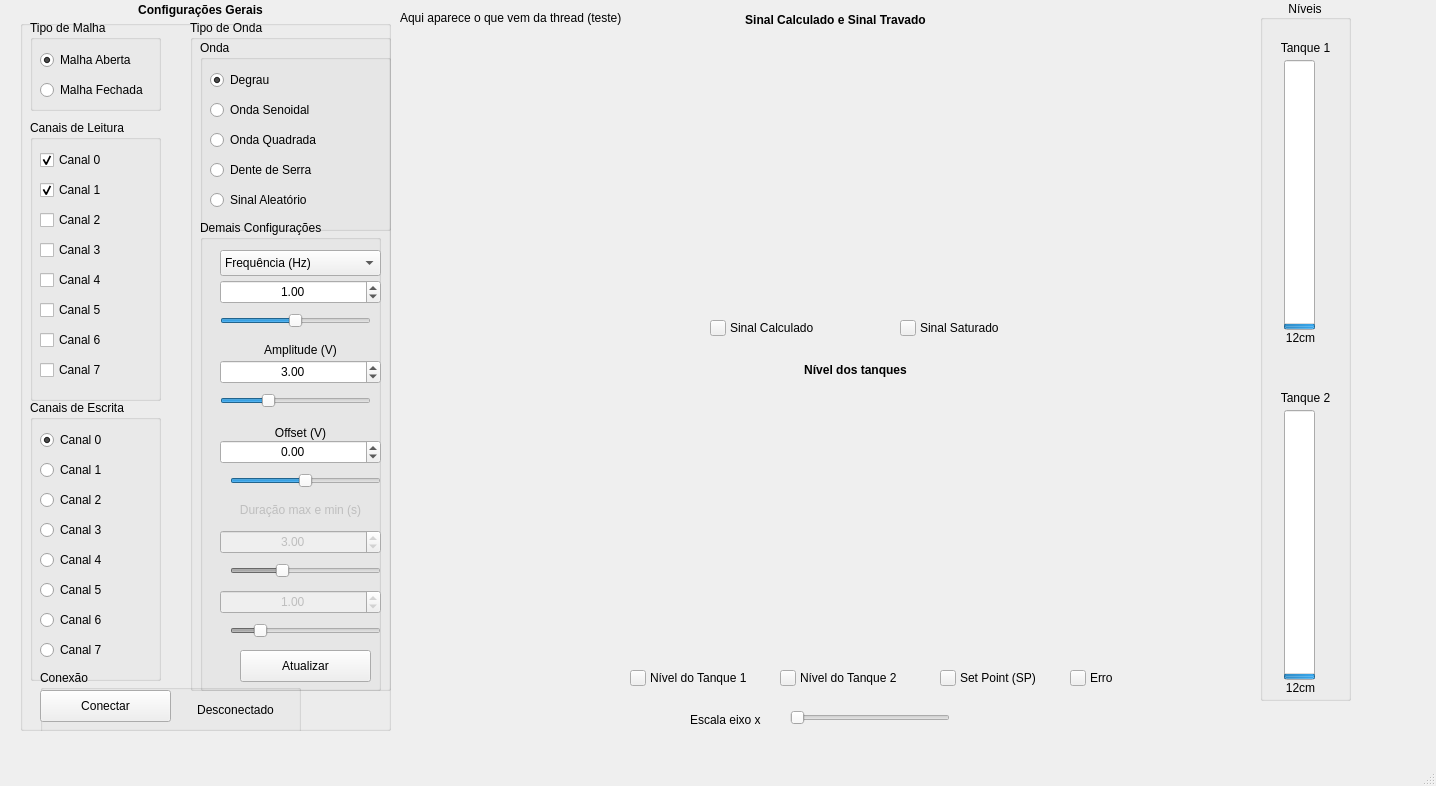
Qt form supervisorio.ui (ADHRT/controleTanque) before a commit.
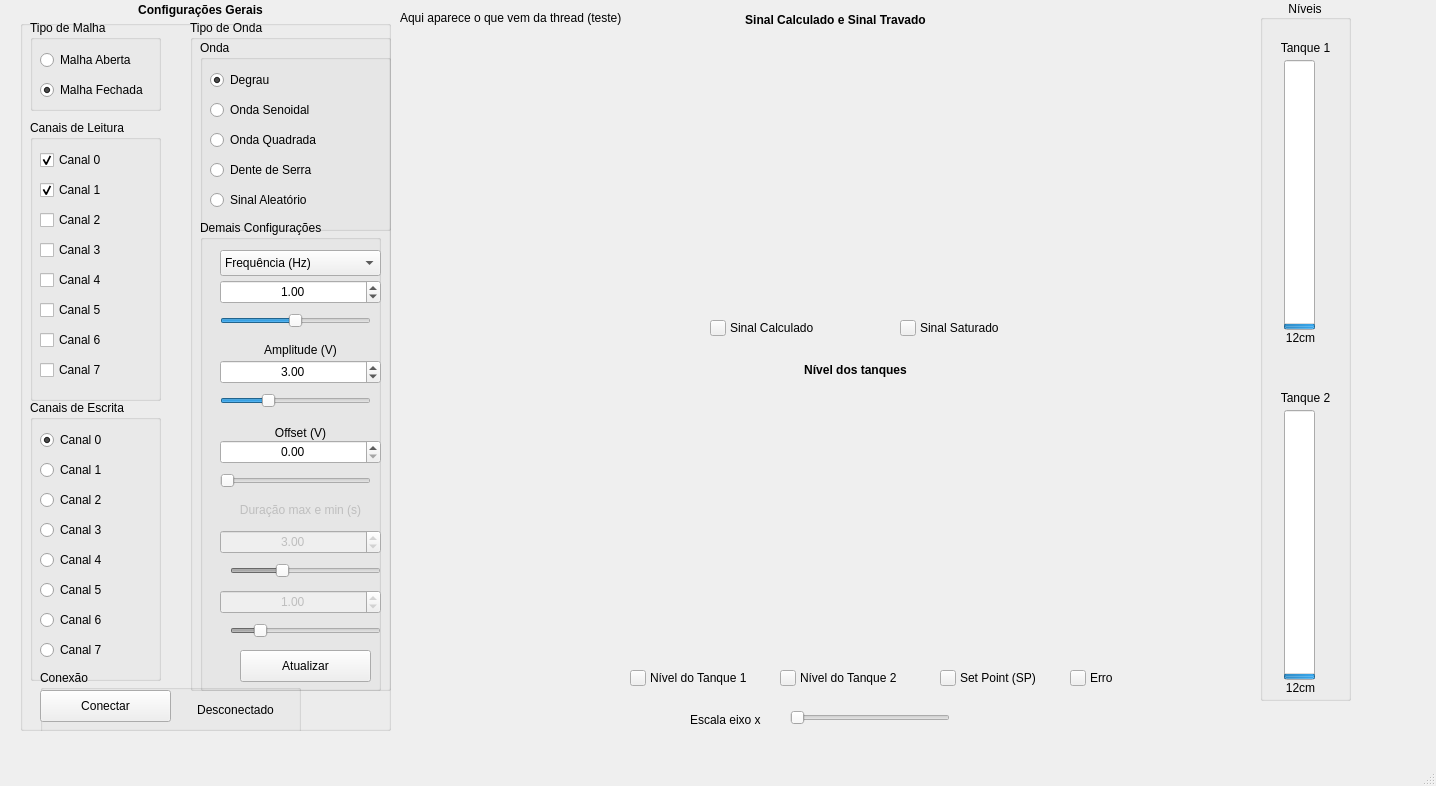
The same form after that commit. Icons and pictures are not drawn. Custom widgets are drawn as their Qt base class.

Commit message: FIX offset range

Diff of the .ui file:
```diff
--- a/supervisorio.ui
+++ b/supervisorio.ui
@@ -512,10 +512,10 @@
         <set>Qt::AlignCenter</set>
        </property>
        <property name="minimum">
-        <double>-10.000000000000000</double>
+        <double>0.000000000000000</double>
        </property>
        <property name="maximum">
-        <double>10.000000000000000</double>
+        <double>30.000000000000000</double>
        </property>
        <property name="singleStep">
         <double>0.100000000000000</double>
@@ -584,20 +584,20 @@
       <widget class="QSlider" name="horizontalSlider_3">
        <property name="geometry">
         <rect>
-         <x>30</x>
+         <x>20</x>
          <y>250</y>
          <width>151</width>
          <height>22</height>
         </rect>
        </property>
        <property name="maximum">
-        <number>2000</number>
+        <number>3000</number>
        </property>
        <property name="value">
-        <number>1000</number>
+        <number>0</number>
        </property>
        <property name="sliderPosition">
-        <number>1000</number>
+        <number>0</number>
        </property>
        <property name="orientation">
         <enum>Qt::Horizontal</enum>
@@ -761,7 +761,7 @@
        <rect>
         <x>10</x>
         <y>60</y>
-        <width>111</width>
+        <width>141</width>
         <height>20</height>
        </rect>
       </property>
@@ -769,7 +769,7 @@
        <string>Malha Fechada</string>
       </property>
       <property name="checked">
-       <bool>false</bool>
+       <bool>true</bool>
       </property>
      </widget>
      <widget class="QRadioButton" name="radioButton_9">
@@ -785,7 +785,7 @@
        <string>Malha Aberta</string>
       </property>
       <property name="checked">
-       <bool>true</bool>
+       <bool>false</bool>
       </property>
      </widget>
     </widget>
```
Left out of the diff: 9 changed lines with no effect on the pictures. The commit also changes 2 other files.
